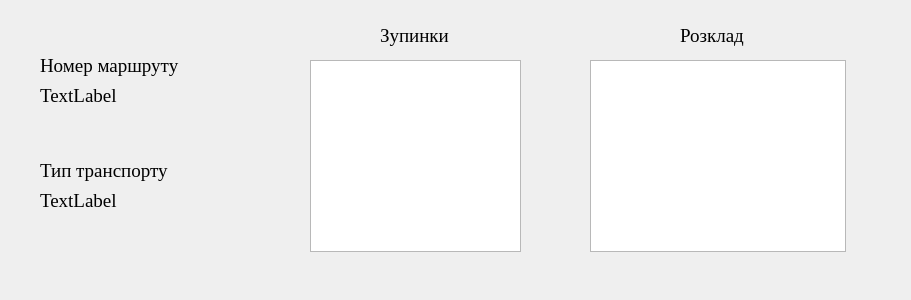
The window that MapsWay/routeinformation.ui (MariaMihajilova/MapsWay) describes before a commit, drawn with Qt 5.
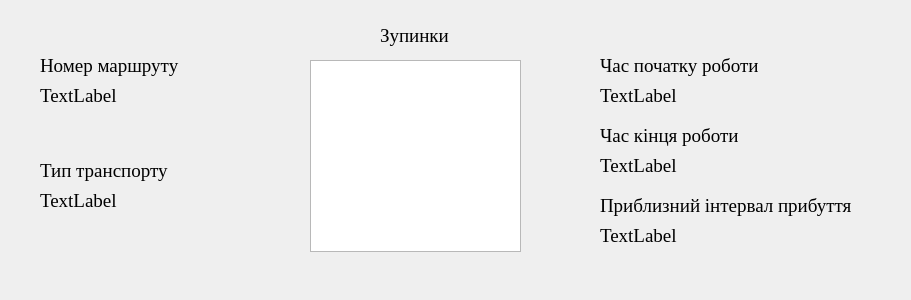
The same window after the commit.

Patch:
```diff
--- a/MapsWay/routeinformation.ui
+++ b/MapsWay/routeinformation.ui
@@ -18,7 +18,7 @@
     <rect>
      <x>40</x>
      <y>190</y>
-     <width>91</width>
+     <width>211</width>
      <height>21</height>
     </rect>
    </property>
@@ -37,7 +37,7 @@
     <rect>
      <x>40</x>
      <y>80</y>
-     <width>81</width>
+     <width>261</width>
      <height>31</height>
     </rect>
    </property>
@@ -56,7 +56,7 @@
     <rect>
      <x>40</x>
      <y>160</y>
-     <width>141</width>
+     <width>151</width>
      <height>21</height>
     </rect>
    </property>
@@ -75,7 +75,7 @@
     <rect>
      <x>40</x>
      <y>50</y>
-     <width>151</width>
+     <width>171</width>
      <height>31</height>
     </rect>
    </property>
@@ -111,9 +111,9 @@
   <widget class="QLabel" name="label_6">
    <property name="geometry">
     <rect>
-     <x>680</x>
-     <y>20</y>
-     <width>81</width>
+     <x>600</x>
+     <y>50</y>
+     <width>191</width>
      <height>31</height>
     </rect>
    </property>
@@ -124,7 +124,7 @@
     </font>
    </property>
    <property name="text">
-    <string>Розклад</string>
+    <string>Час початку роботи</string>
    </property>
   </widget>
   <widget class="QTableView" name="tableView">
@@ -137,14 +137,99 @@
     </rect>
    </property>
   </widget>
-  <widget class="QTableView" name="tableView_2">
+  <widget class="QLabel" name="label_7">
    <property name="geometry">
     <rect>
-     <x>590</x>
-     <y>60</y>
-     <width>256</width>
-     <height>192</height>
+     <x>600</x>
+     <y>80</y>
+     <width>251</width>
+     <height>31</height>
     </rect>
+   </property>
+   <property name="font">
+    <font>
+     <family>Times New Roman</family>
+     <pointsize>14</pointsize>
+    </font>
+   </property>
+   <property name="text">
+    <string>TextLabel</string>
+   </property>
+  </widget>
+  <widget class="QLabel" name="label_8">
+   <property name="geometry">
+    <rect>
+     <x>600</x>
+     <y>120</y>
+     <width>191</width>
+     <height>31</height>
+    </rect>
+   </property>
+   <property name="font">
+    <font>
+     <family>Times New Roman</family>
+     <pointsize>14</pointsize>
+    </font>
+   </property>
+   <property name="text">
+    <string>Час кінця роботи</string>
+   </property>
+  </widget>
+  <widget class="QLabel" name="label_9">
+   <property name="geometry">
+    <rect>
+     <x>600</x>
+     <y>150</y>
+     <width>251</width>
+     <height>31</height>
+    </rect>
+   </property>
+   <property name="font">
+    <font>
+     <family>Times New Roman</family>
+     <pointsize>14</pointsize>
+    </font>
+   </property>
+   <property name="text">
+    <string>TextLabel</string>
+   </property>
+  </widget>
+  <widget class="QLabel" name="label_10">
+   <property name="geometry">
+    <rect>
+     <x>600</x>
+     <y>190</y>
+     <width>261</width>
+     <height>31</height>
+    </rect>
+   </property>
+   <property name="font">
+    <font>
+     <family>Times New Roman</family>
+     <pointsize>14</pointsize>
+    </font>
+   </property>
+   <property name="text">
+    <string>Приблизний інтервал прибуття</string>
+   </property>
+  </widget>
+  <widget class="QLabel" name="label_11">
+   <property name="geometry">
+    <rect>
+     <x>600</x>
+     <y>220</y>
+     <width>251</width>
+     <height>31</height>
+    </rect>
+   </property>
+   <property name="font">
+    <font>
+     <family>Times New Roman</family>
+     <pointsize>14</pointsize>
+    </font>
+   </property>
+   <property name="text">
+    <string>TextLabel</string>
    </property>
   </widget>
  </widget>
```
